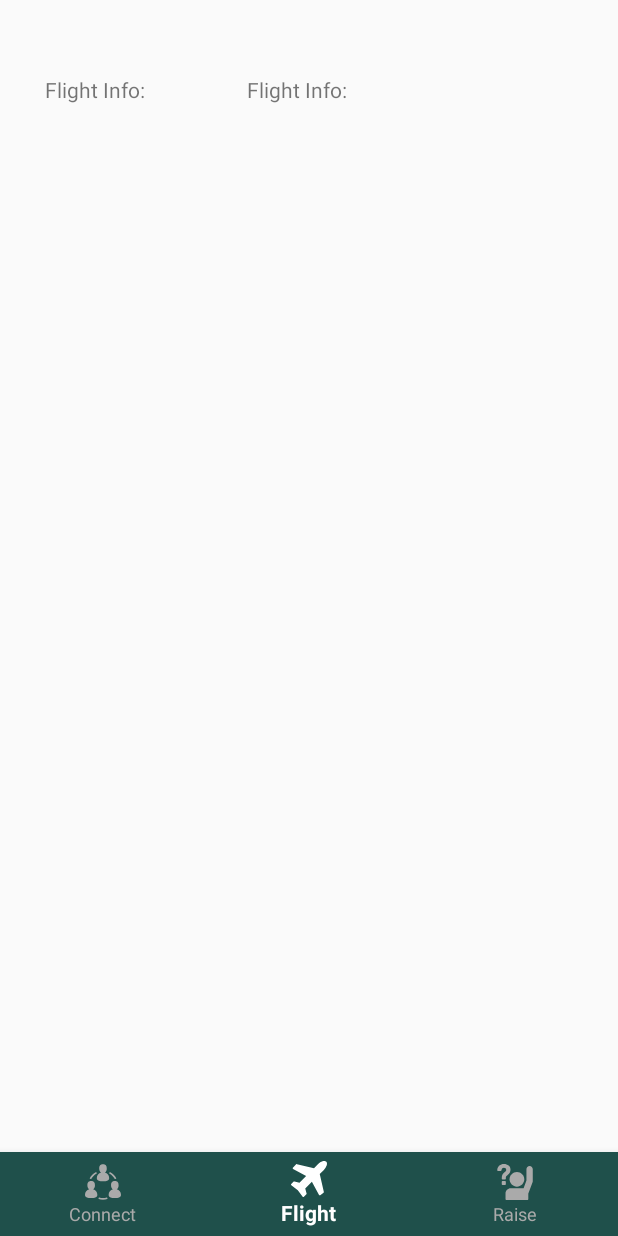
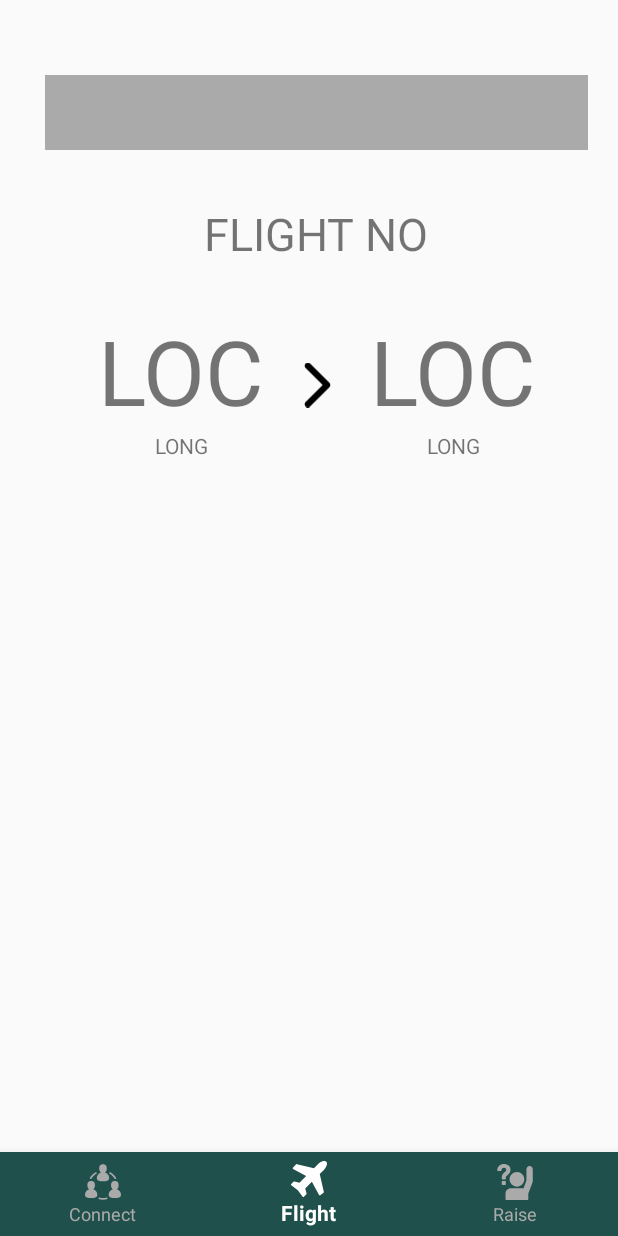
Before and after one commit to lamedts/cx-hack-2017, an Android app: the FlightInfoFragment screen opened directly, with no data from a screen before it, on a phone screen of 412 x 824 dp. Run offline under Robolectric (Android 15) with nearby library versions, the phone set to English and light mode, and no system bars; our stand-ins replace Picasso; libraries missing offline, so code that uses them is left out: aero.panasonic.inflight; 7 statements that could not run were skipped.

Commit message:
checkpoint #7

```diff
--- a/CXYO/app/src/main/java/com/yo/cx/cxyo/FlightInfoFragment.java
+++ b/CXYO/app/src/main/java/com/yo/cx/cxyo/FlightInfoFragment.java
@@ -10,10 +10,14 @@ import android.view.LayoutInflater;
 import android.view.View;
 import android.view.ViewGroup;
 import android.widget.ImageView;
+import android.widget.TextView;
 
 import com.squareup.picasso.Picasso;
 
 import org.json.JSONObject;
+import org.w3c.dom.Text;
+
+import java.util.List;
 
 import aero.panasonic.inflight.services.InFlight;
 import aero.panasonic.inflight.services.IInFlightCallback;
@@ -22,17 +26,23 @@ import aero.panasonic.inflight.services.InFlightServices;
 import aero.panasonic.inflight.services.advertising.AdvertisingAttributes;
 import aero.panasonic.inflight.services.advertising.AdvertisingV1;
 import aero.panasonic.inflight.services.advertising.Banner;
-import aero.panasonic.inflight.services.data.datasourcemanager.FileStoreDataSourceManager;
-import aero.panasonic.inflight.services.passengerdata.v1.PassengerData;
+import aero.panasonic.inflight.services.connectinggate.ConnectingFlight;
+import aero.panasonic.inflight.services.connectinggate.ConnectingGateV1;
+import aero.panasonic.inflight.services.connectinggate.CurrentFlight;
 
 
 public class FlightInfoFragment extends Fragment {
 
     private InFlight mInFlight;
     private AdvertisingV1 advertisingV1;
-    private PassengerData mPassengerData;
+    private ConnectingGateV1 connectingGateV1;
 
     private ImageView bannerView;
+    private TextView toLoc;
+    private TextView toLocLong
+    private TextView fromLoc;
+    private TextView fromLocLong
+    private TextView flightNo;
 
     @Nullable
     @Override
@@ -40,6 +50,11 @@ public class FlightInfoFragment extends Fragment {
 
         View view = inflater.inflate(R.layout.fragment_flight_info, container, false);
         bannerView = (ImageView) view.findViewById(R.id.banner);
+        toLoc = (TextView) view.findViewById(R.id.from_loc);
+        fromLoc = (TextView) view.findViewById(R.id.to_loc);
+        toLocLong = (TextView) view.findViewById(R.id.to_long_loc);
+        fromLocLong = (TextView) view.findViewById(R.id.from_long_loc);
+        flightNo = (TextView) view.findViewById(R.id.flight_no);
 
         mInFlight = ((MainActivity)getActivity()).getIFE();
 
@@ -72,32 +87,50 @@ public class FlightInfoFragment extends Fragment {
             }
         }, mInFlight);
 
-        PassengerData.initService(getContext(), new IInFlightCallback() {
+        ConnectingGateV1.initService(getActivity(), new IInFlightCallback() {
             @Override
             public void onInitServiceComplete(Object o, String s) {
-                if(s.equals(InFlightServices.PASSENGER_DATA_V1_SERVICE.getServiceName())) {
-                    mPassengerData = (PassengerData) o;
-                    if (mPassengerData == null) return;
-
-                    mPassengerData.requestAllPassengersBasicInfo(new PassengerData.OnAllPassengersBasicInfoReceiveListener() {
-                        @Override
-                        public void onPassengersBasicInfoReceived(JSONObject passengerData) {
-                            Log.d("Debug", "onPassengersBasicInfoReceived: " + passengerData.toString());
-                        }
-
-                        @Override
-                        public void onPassengerDataError(PassengerData.Error error) {
-                            Log.e("Error", "onPassengerDataError: " + error);
-                        }
-                    });
+                if(s.equals(InFlightServices.CONNECTING_GATE_V1_SERVICE.getServiceName())){
+                    connectingGateV1 = (ConnectingGateV1) o;
+                    connectingGateV1.requestConnectingGateInfo("",null,"",connectingGateInfoListener);
                 }
             }
+
             @Override
-            public void onInitServiceFailed(String serviceName, InFlight.Error error) {
-                Log.e("Error", "onInitServiceFailed: " + serviceName + " " + error);
+            public void onInitServiceFailed(String s, InFlight.Error error) {
+                Log.e("Error", "onInitServiceFailed()" + InFlight.Error.getErrorMessage(error));
             }
-        }, mInFlight);
+        },mInFlight);
+
 
         return view;
     }
+
+    private final ConnectingGateV1.ConnectingGateInfoListener connectingGateInfoListener = new ConnectingGateV1.ConnectingGateInfoListener(){
+        @Override
+        public void onConnectingGateError(ConnectingGateV1.Error error) {
+            Log.e("Error", "onConnectingGateError" + error.toString());
+        }
+        @Override
+        public void onConnectingGateInfoAvailable(CurrentFlight currentFlight, List<ConnectingFlight> list) {
+            Log.i("Info", "Current Flight Info: " + currentFlight.toString() + "\n");
+            // Log.i("Info", "Current Flight Info: " + currentFlight.get() + "\n");
+
+            toLoc.setText(currentFlight.getArrivalAirport().getIataCode());
+            fromLoc.setText(currentFlight.getDepartureAirport().getIataCode() );
+            flightNo.setText(currentFlight.getFlightNumber());
+            fromLocLong.setText(currentFlight.getDepartureAirport().getCity());
+            toLocLong.setText(currentFlight.getArrivalAirport().getCity());
+
+            if (list.size() > 0) {
+                for(ConnectingFlight connectingFlight : list){
+                    Log.i("Info","Connecting Flight: " + connectingFlight.toString() + "\n");
+                }
+            }else{
+                Log.i("Info","No connecting flights");
+            }
+
+        }
+    };
+
 }
--- /dev/null
+++ b/CXYO/app/src/main/res/drawable/ic_arrow.xml
@@ -0,0 +1,13 @@
+<?xml version="1.0" encoding="utf-8"?>
+<vector xmlns:android="http://schemas.android.com/apk/res/android"
+    android:width="451.846dp"
+    android:height="451.847dp"
+    android:viewportWidth="451.846"
+    android:viewportHeight="451.847">
+
+    <path
+        android:fillColor="#000000"
+        android:pathData="M345.441,248.292L151.154,442.573c-12.359,12.365-32.397,12.365-44.75,0c-12.354-12.354-12.354-32.391,0-44.744
+L278.318,225.92L106.409,54.017c-12.354-12.359-12.354-32.394,0-44.748c12.354-12.359,32.391-12.359,44.75,0l194.287,194.284
+c6.177,6.18,9.262,14.271,9.262,22.366C354.708,234.018,351.617,242.115,345.441,248.292z" />
+</vector>
--- a/CXYO/app/src/main/res/layout/fragment_connect.xml
+++ b/CXYO/app/src/main/res/layout/fragment_connect.xml
@@ -46,7 +46,7 @@
                 android:adjustViewBounds="true"
                 android:background="@android:color/transparent"
                 android:scaleType="fitCenter"
-                android:src="@drawable/ic_setting"
+                android:src="@drawable/ic_user"
                 android:tint="@android:color/darker_gray"/>
 
 
--- a/CXYO/app/src/main/res/layout/fragment_flight_info.xml
+++ b/CXYO/app/src/main/res/layout/fragment_flight_info.xml
@@ -13,27 +13,85 @@
         android:layout_marginBottom="50dp"
         android:layout_marginLeft="30dp"
         android:layout_marginRight="20dp"
-        android:orientation="horizontal">
+        android:orientation="vertical">
 
         <ImageView
             android:id="@+id/banner"
             android:layout_width="match_parent"
-            android:layout_height="100dp"
-            android:layout_weight="1"
+            android:layout_height="50dp"
+            android:layout_marginBottom="20dp"
             app:srcCompat="@android:color/darker_gray" />
+        <TextView
+            android:layout_width="match_parent"
+            android:id="@+id/flight_no"
+            android:layout_height="wrap_content"
+            android:gravity="center"
+            android:textAllCaps="true"
+            android:textSize="30dp"
+            android:layout_margin="15dp"
+            android:text="Flight No"/>
         <LinearLayout
             android:layout_width="match_parent"
-            android:layout_height="wrap_content">
-            <TextView
-                android:layout_width="wrap_content"
+            android:layout_height="wrap_content"
+            android:layout_margin="15dp">
+            <LinearLayout
+                android:layout_width="match_parent"
                 android:layout_height="wrap_content"
-                android:layout_weight="0.3"
-                android:text="Flight Info:"/>
-            <TextView
-                android:layout_width="wrap_content"
+                android:orientation="vertical"
+                android:layout_weight="0.4">
+                <TextView
+                    android:id="@+id/from_loc"
+                    android:layout_width="match_parent"
+                    android:layout_height="match_parent"
+                    android:gravity="center"
+                    android:textSize="60dp"
+                    android:textAllCaps="true"
+                    android:layout_weight="0.4"
+                    android:text="LOC"/>
+                <TextView
+                    android:id="@+id/from_long_loc"
+                    android:layout_width="match_parent"
+                    android:layout_height="match_parent"
+                    android:gravity="center"
+                    android:textAllCaps="true"
+                    android:layout_weight="0.8"
+                    android:text="Long"/>
+            </LinearLayout>
+            <ImageView
+                android:layout_width="120dp"
+                android:layout_height="match_parent"
+                android:layout_weight="0.2"
+                android:src="@drawable/ic_arrow"
+                android:gravity="center"
+                android:text="ICON"/>
+            <LinearLayout
+                android:layout_width="match_parent"
+                android:gravity="center"
                 android:layout_height="wrap_content"
-                android:layout_weight="0.7"
-                android:text="Flight Info:"/>
+
+                android:orientation="vertical"
+                android:textSize="60dp"
+                android:layout_weight="0.4">
+                <TextView
+                    android:id="@+id/to_loc"
+                    android:layout_width="match_parent"
+                    android:layout_height="match_parent"
+                    android:gravity="center"
+                    android:textAllCaps="true"
+                    android:textSize="60dp"
+                    android:layout_weight="0.4"
+                    android:text="LOC"/>
+                <TextView
+                    android:id="@+id/to_long_loc"
+                    android:layout_width="match_parent"
+                    android:layout_height="match_parent"
+                    android:textAllCaps="true"
+                    android:gravity="center"
+                    android:layout_weight="0.8"
+                    android:text="Long"/>
+
+            </LinearLayout>
+
         </LinearLayout>
     </LinearLayout>
 </FrameLayout>
```
Also changed, not shown: CXYO/app/src/main/res/drawable/ic_forum_1.xml (added, +17 -0 lines), CXYO/app/src/main/res/drawable/ic_user.xml (added, +26 -0 lines).
